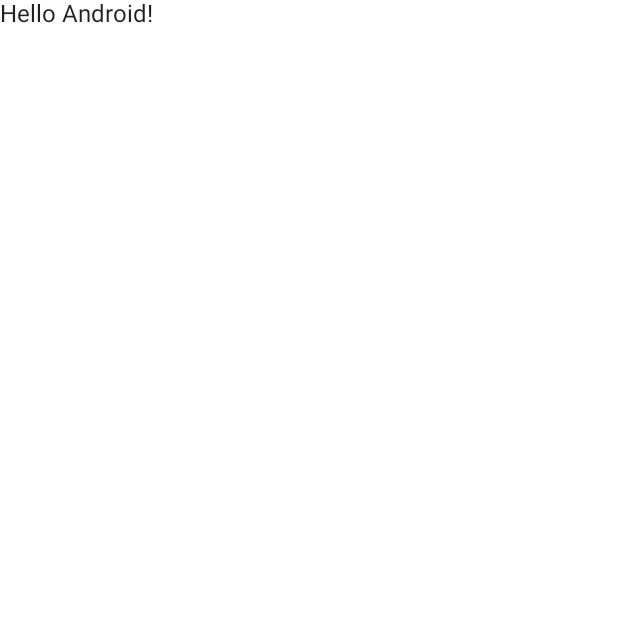
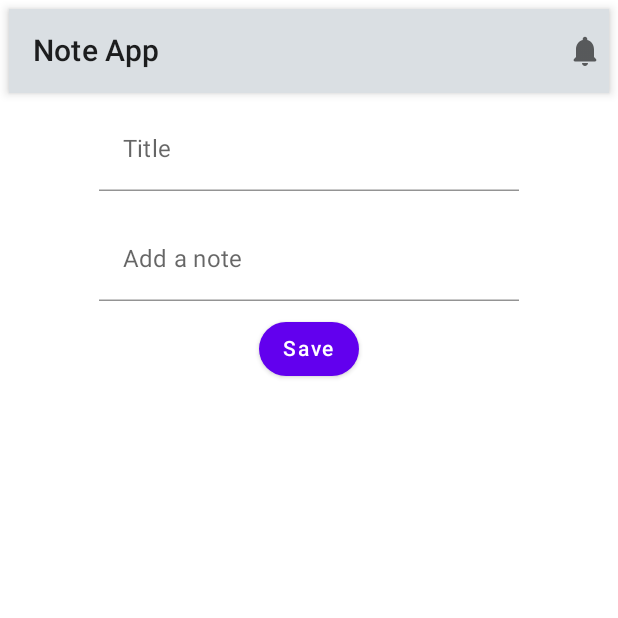
Before and after one commit to dcaldasml/compose_note_app, an Android app built with Jetpack Compose: the screen it shows after launch (MainActivity), on a phone screen of 412 x 824 dp, the top half of it. Before the commit the part shown is almost empty. Run offline under Robolectric (Android 15) with nearby library versions, the phone set to English and light mode, and no system bars.

Commit message:
Adding TextField and a Button to NoteScreen

```diff
--- a/app/src/main/java/com/caldas/noteapp/MainActivity.kt
+++ b/app/src/main/java/com/caldas/noteapp/MainActivity.kt
@@ -7,17 +7,20 @@ import androidx.compose.material.MaterialTheme
 import androidx.compose.material.Surface
 import androidx.compose.material.Text
 import androidx.compose.runtime.Composable
+import androidx.compose.ui.ExperimentalComposeUiApi
 import androidx.compose.ui.tooling.preview.Preview
+import com.caldas.noteapp.screen.NoteScreen
 import com.caldas.noteapp.ui.theme.NoteAppTheme
 
 class MainActivity : ComponentActivity() {
+    @ExperimentalComposeUiApi
     override fun onCreate(savedInstanceState: Bundle?) {
         super.onCreate(savedInstanceState)
         setContent {
             NoteAppTheme {
                 // A surface container using the 'background' color from the theme
                 Surface(color = MaterialTheme.colors.background) {
-                    Greeting("Android")
+                    NoteScreen()
                 }
             }
         }
--- a/app/src/main/java/com/caldas/noteapp/components/NoteComponents.kt
+++ b/app/src/main/java/com/caldas/noteapp/components/NoteComponents.kt
@@ -1,7 +1,9 @@
 package com.caldas.noteapp.components
 
+import androidx.compose.foundation.shape.CircleShape
 import androidx.compose.foundation.text.KeyboardActions
 import androidx.compose.foundation.text.KeyboardOptions
+import androidx.compose.material.Button
 import androidx.compose.material.Text
 import androidx.compose.material.TextField
 import androidx.compose.material.TextFieldDefaults
@@ -41,3 +43,20 @@ fun NoteInputText(
         )
     )
 }
+
+@Composable
+fun NoteButton(
+    modifier: Modifier = Modifier,
+    text: String,
+    onClick: () -> Unit,
+    enabled: Boolean = true,
+) {
+    Button(
+        modifier = modifier,
+        onClick = onClick,
+        shape = CircleShape,
+        enabled = enabled,
+    ) {
+        Text(text = text)
+    }
+}
--- a/app/src/main/java/com/caldas/noteapp/screen/NoteScreen.kt
+++ b/app/src/main/java/com/caldas/noteapp/screen/NoteScreen.kt
@@ -8,7 +8,7 @@ import androidx.compose.material.Text
 import androidx.compose.material.TopAppBar
 import androidx.compose.material.icons.Icons
 import androidx.compose.material.icons.rounded.Notifications
-import androidx.compose.runtime.Composable
+import androidx.compose.runtime.*
 import androidx.compose.ui.Alignment
 import androidx.compose.ui.ExperimentalComposeUiApi
 import androidx.compose.ui.Modifier
@@ -17,11 +17,14 @@ import androidx.compose.ui.res.stringResource
 import androidx.compose.ui.tooling.preview.Preview
 import androidx.compose.ui.unit.dp
 import com.caldas.noteapp.R
+import com.caldas.noteapp.components.NoteButton
 import com.caldas.noteapp.components.NoteInputText
 
 @ExperimentalComposeUiApi
 @Composable
 fun NoteScreen() {
+    var title by remember { mutableStateOf("") }
+    var description by remember { mutableStateOf("") }
     Column(modifier = Modifier.padding(6.dp)) {
         TopAppBar(
             title = {
@@ -36,7 +39,27 @@ fun NoteScreen() {
             modifier = Modifier.fillMaxWidth(),
             horizontalAlignment = Alignment.CenterHorizontally
         ) {
-            NoteInputText(text = "Hello", label = "Hello", onTextChange = {})
+            NoteInputText(
+                modifier = Modifier.padding(top = 9.dp, bottom = 8.dp),
+                text = title,
+                label = "Title",
+                onTextChange = {
+                    if (it.all { char -> char.isLetter() || char.isWhitespace()}) {
+                        title = it
+                    }
+                }
+            )
+            NoteInputText(
+                modifier = Modifier.padding(top = 9.dp, bottom = 8.dp),
+                text = description,
+                label = "Add a note",
+                onTextChange = {
+                    if (it.all { char -> char.isLetter() || char.isWhitespace()}) {
+                        description = it
+                    }
+                }
+            )
+            NoteButton(text = "Save", onClick = { /*TODO*/ })
         }
     }
 }
```
